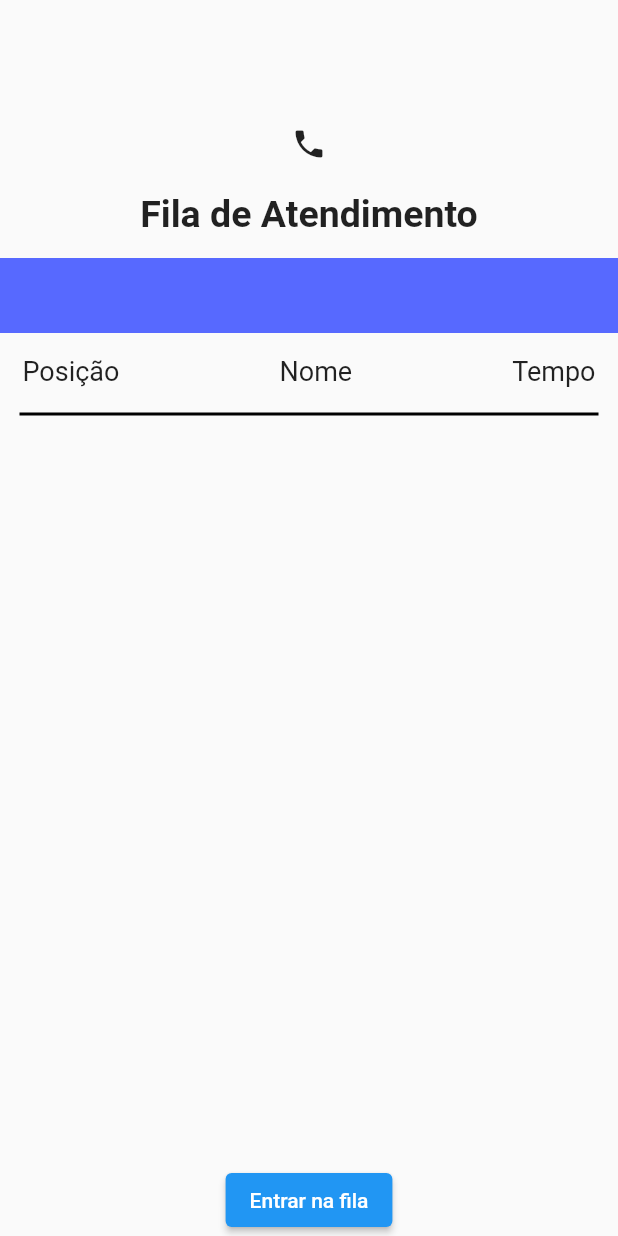
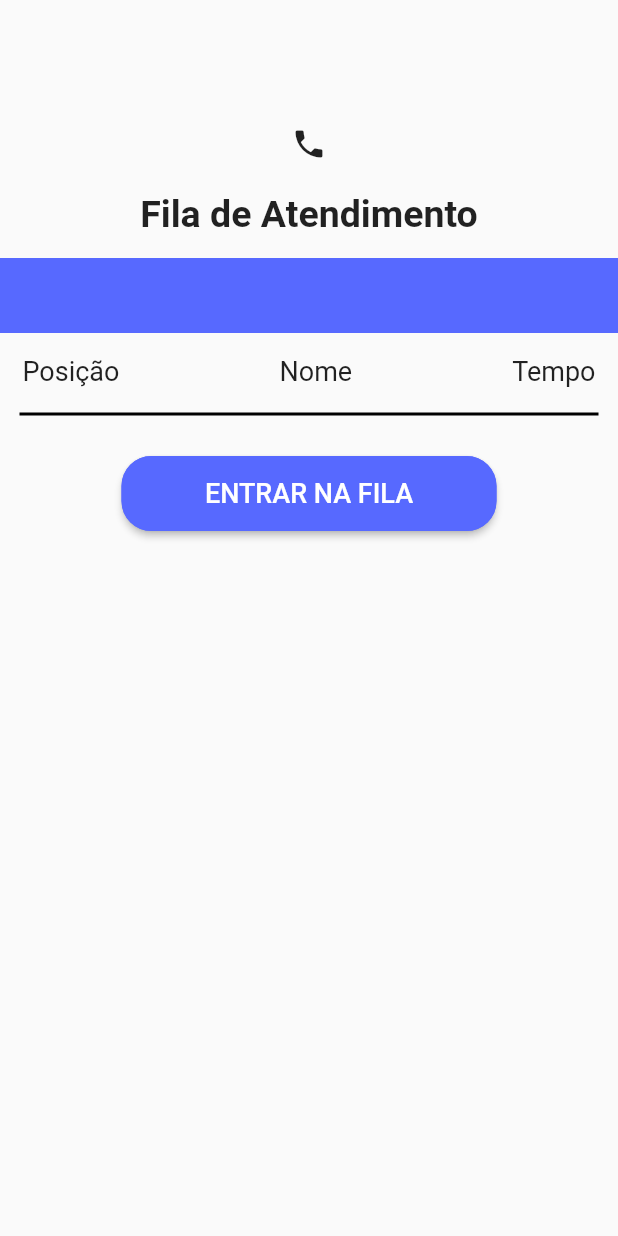
Before and after one commit to AlbertoDoc/cline, a Flutter app: the QueuePage screen opened directly with empty values, on a phone screen of 412 x 824 dp. Run offline on Flutter 3.47's test engine with Material 2 defaults, Android fonts, the phone set to English and light mode, and no system bars; our stand-ins replace auto_size_text; network calls fail.

Commit message:
feat(enterInQueue-style): Implementing enter in queue button style.

```diff
--- a/lib/features/queue/queue_screen.dart
+++ b/lib/features/queue/queue_screen.dart
@@ -41,7 +41,7 @@ class _QueuePageState extends State<QueuePage> {
             _doctorView(),
             _listHeader(),
             _divider(),
-            Expanded(child: _queue()),
+            _queue(),
             _enterInQueue()
           ],
         ),
@@ -156,6 +156,7 @@ class _QueuePageState extends State<QueuePage> {
             return PatientCard(item.name, item.position, item.waitingTime);
           }).toList();
           return ListView.builder(
+              shrinkWrap: true,
               itemCount: listPatientWidget.length,
               scrollDirection: Axis.vertical,
               itemBuilder: (context, index) {
@@ -167,7 +168,20 @@ class _QueuePageState extends State<QueuePage> {
   }
 
   Widget _enterInQueue() {
-    return ElevatedButton(
+    return Padding(
+      padding: const EdgeInsets.only(top: 20),
+      child: ConstrainedBox(
+        constraints: BoxConstraints.tightFor(width: 250, height: 50),
+        child: ElevatedButton(
+          style: ButtonStyle(
+            backgroundColor: MaterialStateProperty.all<Color>(ClineColors.specialization_container),
+            shape: MaterialStateProperty.all(
+                RoundedRectangleBorder(
+                  borderRadius: BorderRadius.circular(20),
+                  side: BorderSide(color: ClineColors.specialization_container)
+                )
+            )
+        ),
           onPressed: () {
               QueueService.enterInQueue(lineId, "09018099-1ac7-4642-a0eb-07823417f70f")
               .then((statusCode) {
@@ -180,7 +194,12 @@ class _QueuePageState extends State<QueuePage> {
                 }
               });
             },
-        child: Text("Entrar na fila")
+            child: Text(
+              "ENTRAR NA FILA",
+              style: TextStyle(fontSize: 18),
+            )
+        ),
+      ),
     );
   }
 
```
Also changed, not shown: lib/widgets/cards/patient_card.dart (+24 -4 lines). Lines whose indentation alone changed are shown as unchanged.
